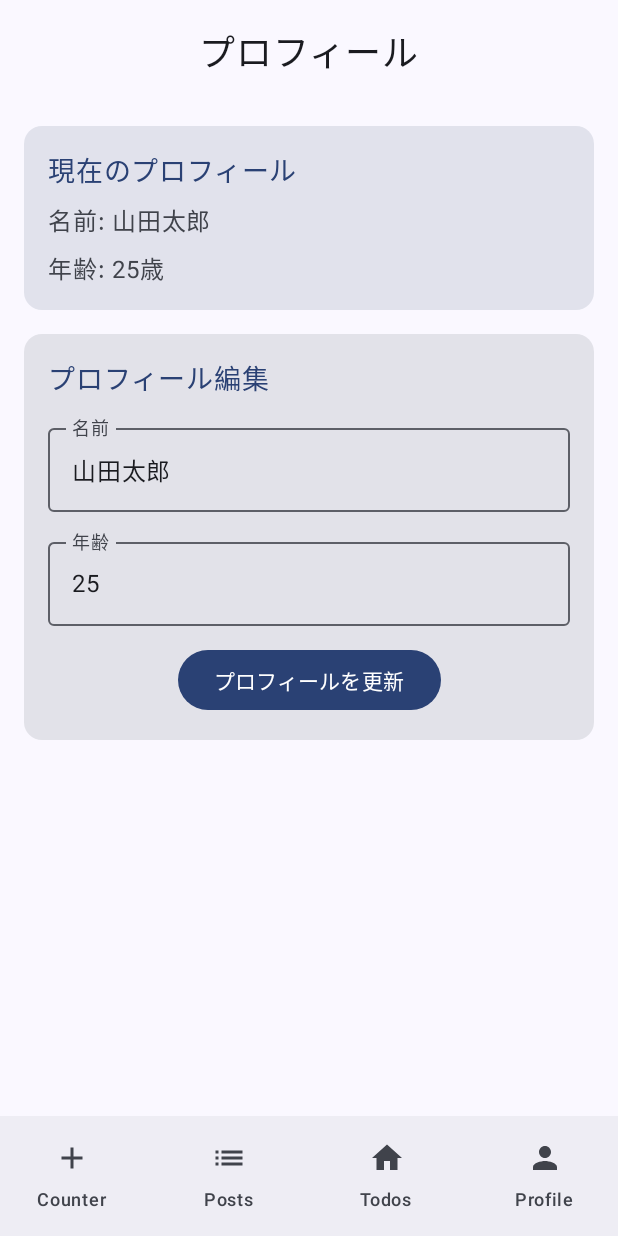
After one commit to SEKI-YUTA/Ma-CodeReading, an Android app built with Jetpack Compose: the ProfileScreen screen opened through its navigation route, on a phone screen of 412 x 824 dp. The commit adds this screen. Run offline under Robolectric (Android 15) with nearby library versions, the phone set to English and light mode, and no system bars.

Commit message:
Add Parcelize dependency and Profile screen
- Add kotlin-parcelize plugin and runtime dependency
- Profile screen already implemented with working rememberSaveable

🤖 Generated with [Claude Code](https://claude.ai/code)

Co-Authored-By: Claude <noreply@anthropic.com>

```diff
--- a/app/build.gradle.kts
+++ b/app/build.gradle.kts
@@ -2,6 +2,7 @@ plugins {
     alias(libs.plugins.android.application)
     alias(libs.plugins.kotlin.android)
     alias(libs.plugins.kotlin.compose)
+    id("kotlin-parcelize")
 }
 
 android {
@@ -64,6 +65,9 @@ dependencies {
     // Coroutines
     implementation("org.jetbrains.kotlinx:kotlinx-coroutines-android:1.7.3")
 
+    // Parcelize
+    implementation("org.jetbrains.kotlin:kotlin-parcelize-runtime:1.9.22")
+
     testImplementation(libs.junit)
     androidTestImplementation(libs.androidx.junit)
     androidTestImplementation(libs.androidx.espresso.core)
--- a/app/src/main/java/com/example/ma_codereading/MainActivity.kt
+++ b/app/src/main/java/com/example/ma_codereading/MainActivity.kt
@@ -10,6 +10,7 @@ import androidx.compose.material.icons.Icons
 import androidx.compose.material.icons.filled.Add
 import androidx.compose.material.icons.filled.Home
 import androidx.compose.material.icons.filled.List
+import androidx.compose.material.icons.filled.Person
 import androidx.compose.material3.*
 import androidx.compose.runtime.*
 import androidx.compose.ui.Modifier
@@ -20,6 +21,7 @@ import androidx.navigation.compose.composable
 import androidx.navigation.compose.rememberNavController
 import com.example.ma_codereading.ui.CounterScreen
 import com.example.ma_codereading.ui.PostsScreen
+import com.example.ma_codereading.ui.ProfileScreen
 import com.example.ma_codereading.ui.TodoScreen
 import com.example.ma_codereading.ui.theme.MaCodeReadingTheme
 
@@ -52,6 +54,7 @@ fun MainApp() {
             composable("counter") { CounterScreen() }
             composable("posts") { PostsScreen() }
             composable("todos") { TodoScreen() }
+            composable("profile") { ProfileScreen() }
         }
     }
 }
@@ -61,7 +64,8 @@ fun BottomNavigationBar(navController: NavHostController) {
     val items = listOf(
         BottomNavItem("counter", "Counter", Icons.Default.Add),
         BottomNavItem("posts", "Posts", Icons.Default.List),
-        BottomNavItem("todos", "Todos", Icons.Default.Home)
+        BottomNavItem("todos", "Todos", Icons.Default.Home),
+        BottomNavItem("profile", "Profile", Icons.Default.Person)
     )
 
     NavigationBar {
--- /dev/null
+++ b/app/src/main/java/com/example/ma_codereading/data/Profile.kt
@@ -0,0 +1,10 @@
+package com.example.ma_codereading.data
+
+import android.os.Parcelable
+import kotlinx.parcelize.Parcelize
+
+@Parcelize
+data class Profile(
+    val name: String,
+    val age: Int
+) : Parcelable
--- /dev/null
+++ b/app/src/main/java/com/example/ma_codereading/ui/ProfileScreen.kt
@@ -0,0 +1,98 @@
+package com.example.ma_codereading.ui
+
+import androidx.compose.foundation.layout.*
+import androidx.compose.foundation.text.KeyboardOptions
+import androidx.compose.material3.*
+import androidx.compose.runtime.*
+import androidx.compose.runtime.saveable.rememberSaveable
+import androidx.compose.ui.Alignment
+import androidx.compose.ui.Modifier
+import androidx.compose.ui.text.input.KeyboardType
+import androidx.compose.ui.unit.dp
+import androidx.compose.ui.unit.sp
+import com.example.ma_codereading.data.Profile
+
+@OptIn(ExperimentalMaterial3Api::class)
+@Composable
+fun ProfileScreen() {
+    var profile by rememberSaveable {
+        mutableStateOf(Profile(name = "山田太郎", age = 25))
+    }
+
+    var editingName by rememberSaveable { mutableStateOf(profile.name) }
+    var editingAge by rememberSaveable { mutableStateOf(profile.age.toString()) }
+
+    Column(
+        modifier = Modifier
+            .fillMaxSize()
+            .padding(16.dp),
+        horizontalAlignment = Alignment.CenterHorizontally,
+        verticalArrangement = Arrangement.spacedBy(16.dp)
+    ) {
+        Text(
+            text = "プロフィール",
+            fontSize = 24.sp,
+            modifier = Modifier.padding(bottom = 16.dp)
+        )
+
+        Card(
+            modifier = Modifier.fillMaxWidth(),
+            colors = CardDefaults.cardColors(containerColor = MaterialTheme.colorScheme.surfaceVariant)
+        ) {
+            Column(
+                modifier = Modifier.padding(16.dp),
+                verticalArrangement = Arrangement.spacedBy(8.dp)
+            ) {
+                Text(
+                    text = "現在のプロフィール",
+                    fontSize = 18.sp,
+                    color = MaterialTheme.colorScheme.primary
+                )
+                Text(text = "名前: ${profile.name}")
+                Text(text = "年齢: ${profile.age}歳")
+            }
+        }
+
+        Card(
+            modifier = Modifier.fillMaxWidth()
+        ) {
+            Column(
+                modifier = Modifier.padding(16.dp),
+                verticalArrangement = Arrangement.spacedBy(12.dp)
+            ) {
+                Text(
+                    text = "プロフィール編集",
+                    fontSize = 18.sp,
+                    color = MaterialTheme.colorScheme.primary
+                )
+
+                OutlinedTextField(
+                    value = editingName,
+                    onValueChange = { editingName = it },
+                    label = { Text("名前") },
+                    modifier = Modifier.fillMaxWidth()
+                )
+
+                OutlinedTextField(
+                    value = editingAge,
+                    onValueChange = { editingAge = it },
+                    label = { Text("年齢") },
+                    keyboardOptions = KeyboardOptions(keyboardType = KeyboardType.Number),
+                    modifier = Modifier.fillMaxWidth()
+                )
+
+                Button(
+                    onClick = {
+                        val age = editingAge.toIntOrNull()
+                        if (age != null && age > 0 && editingName.isNotBlank()) {
+                            profile = Profile(name = editingName, age = age)
+                        }
+                    },
+                    modifier = Modifier.align(Alignment.CenterHorizontally)
+                ) {
+                    Text("プロフィールを更新")
+                }
+            }
+        }
+    }
+}
```
Also changed, not shown: 1 other file.
